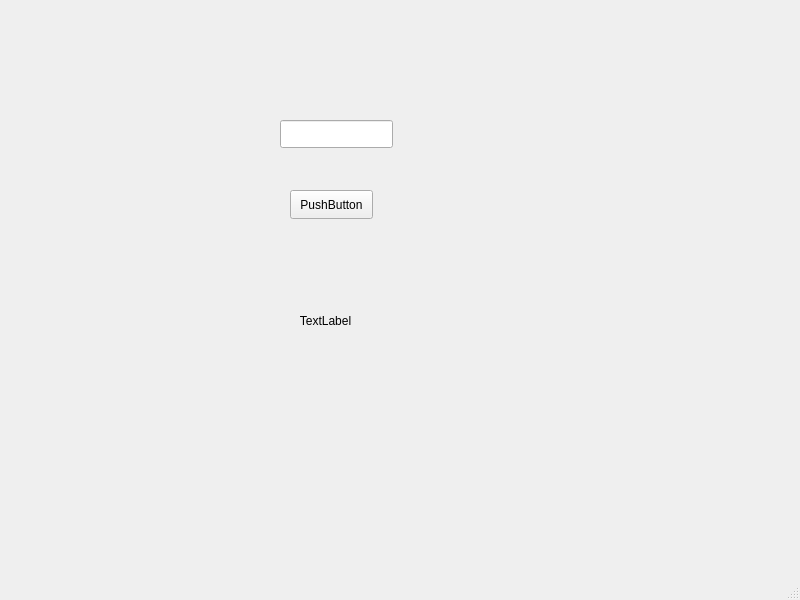
This is mainwindow.ui in beytullah-cakir/BenchmarkTest as Qt 5 draws it before an edit. The edited form follows.
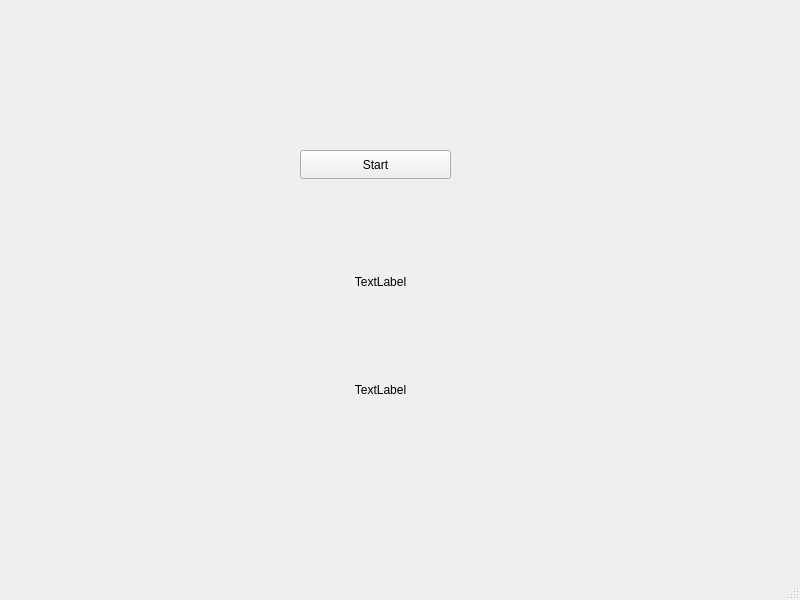
This is the edited form.

Patch:
```diff
--- a/mainwindow.ui
+++ b/mainwindow.ui
@@ -14,44 +14,68 @@
    <string>MainWindow</string>
   </property>
   <widget class="QWidget" name="centralwidget">
-   <widget class="QLineEdit" name="timeInput">
-    <property name="geometry">
-     <rect>
-      <x>280</x>
-      <y>120</y>
-      <width>113</width>
-      <height>28</height>
-     </rect>
-    </property>
-   </widget>
    <widget class="QPushButton" name="startButton">
     <property name="geometry">
      <rect>
-      <x>290</x>
-      <y>190</y>
-      <width>83</width>
+      <x>300</x>
+      <y>150</y>
+      <width>151</width>
       <height>29</height>
      </rect>
     </property>
+    <property name="layoutDirection">
+     <enum>Qt::LayoutDirection::LeftToRight</enum>
+    </property>
     <property name="text">
-     <string>PushButton</string>
+     <string>Start</string>
+    </property>
+    <property name="autoRepeat">
+     <bool>false</bool>
+    </property>
+    <property name="autoExclusive">
+     <bool>false</bool>
+    </property>
+    <property name="autoDefault">
+     <bool>true</bool>
+    </property>
+    <property name="default">
+     <bool>false</bool>
+    </property>
+    <property name="flat">
+     <bool>false</bool>
     </property>
    </widget>
-   <widget class="QLabel" name="resultLabel">
+   <widget class="QWidget" name="verticalLayoutWidget">
     <property name="geometry">
      <rect>
-      <x>230</x>
-      <y>280</y>
-      <width>191</width>
-      <height>81</height>
+      <x>210</x>
+      <y>230</y>
+      <width>341</width>
+      <height>211</height>
      </rect>
     </property>
-    <property name="text">
-     <string>TextLabel</string>
-    </property>
-    <property name="alignment">
-     <set>Qt::AlignmentFlag::AlignCenter</set>
-    </property>
+    <layout class="QVBoxLayout" name="verticalLayout">
+     <item>
+      <widget class="QLabel" name="cpuResult">
+       <property name="text">
+        <string>TextLabel</string>
+       </property>
+       <property name="alignment">
+        <set>Qt::AlignmentFlag::AlignCenter</set>
+       </property>
+      </widget>
+     </item>
+     <item>
+      <widget class="QLabel" name="ramResult">
+       <property name="text">
+        <string>TextLabel</string>
+       </property>
+       <property name="alignment">
+        <set>Qt::AlignmentFlag::AlignCenter</set>
+       </property>
+      </widget>
+     </item>
+    </layout>
    </widget>
   </widget>
   <widget class="QMenuBar" name="menubar">
```
